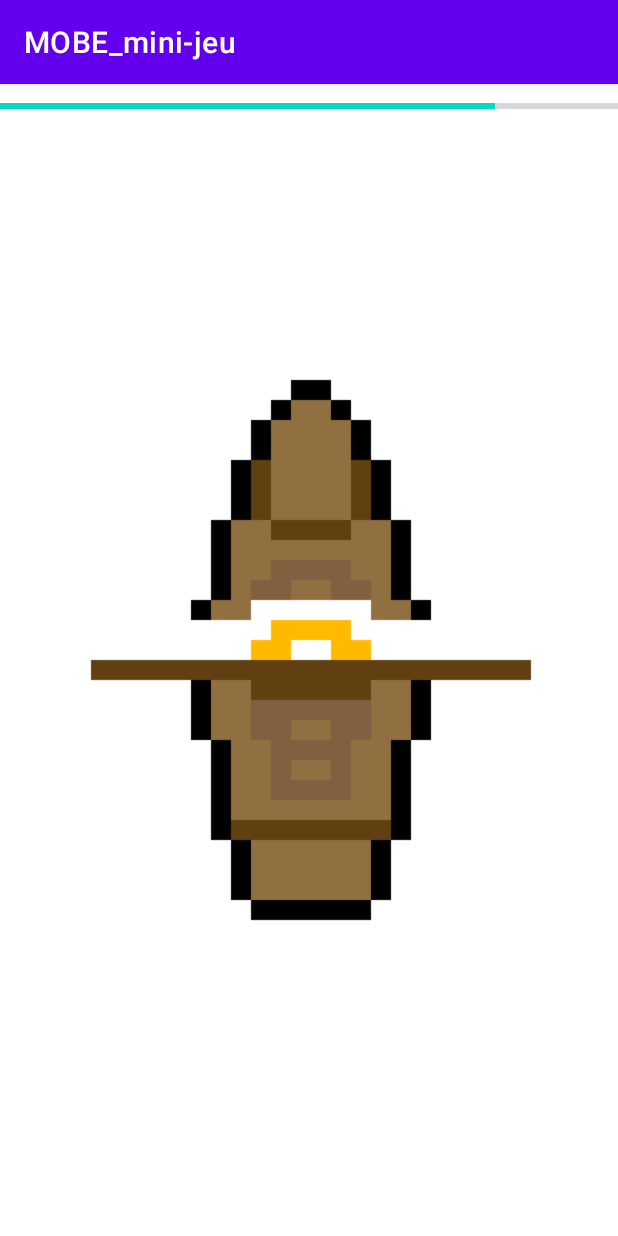
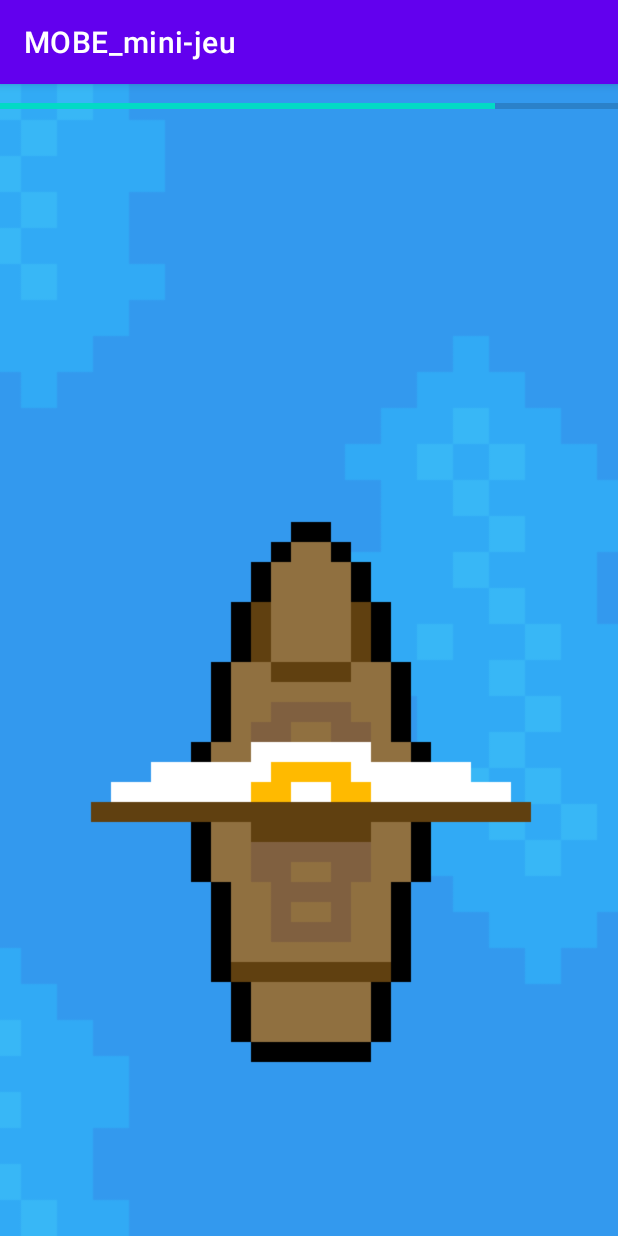
Before and after one commit to cyan-dev/MOBE_mini-jeu, an Android app: the NavigationGame screen opened directly, with no data from a screen before it, on a phone screen of 412 x 824 dp. Run offline under Robolectric (Android 15) with nearby library versions, the phone set to English and light mode, and no system bars.

Commit message:
Update navigation game

```diff
--- a/app/src/main/res/layout/activity_navigation_game.xml
+++ b/app/src/main/res/layout/activity_navigation_game.xml
@@ -7,14 +7,28 @@
     tools:context=".NavigationGame">
 
     <ImageView
+        android:id="@+id/imageView4"
+        android:layout_width="fill_parent"
+        android:layout_height="fill_parent"
+        android:scaleType="centerCrop"
+        app:layout_constraintBottom_toBottomOf="parent"
+        app:layout_constraintEnd_toEndOf="parent"
+        app:layout_constraintHorizontal_bias="1.0"
+        app:layout_constraintStart_toStartOf="parent"
+        app:layout_constraintTop_toTopOf="parent"
+        app:layout_constraintVertical_bias="1.0"
+        app:srcCompat="@drawable/ocean" />
+
+    <ImageView
         android:id="@+id/imageView3"
         android:layout_width="640px"
         android:layout_height="640px"
         app:layout_constraintBottom_toBottomOf="parent"
         app:layout_constraintEnd_toEndOf="parent"
-        app:layout_constraintHorizontal_bias="0.498"
+        app:layout_constraintHorizontal_bias="0.497"
         app:layout_constraintStart_toStartOf="parent"
         app:layout_constraintTop_toTopOf="parent"
+        app:layout_constraintVertical_bias="0.778"
         app:srcCompat="@drawable/ship_1_fast" />
 
     <ProgressBar
```
Also changed, not shown: app/src/main/java/com/ut3/mobe_mini_jeu/NavigationGame.java (+21 -0 lines).
